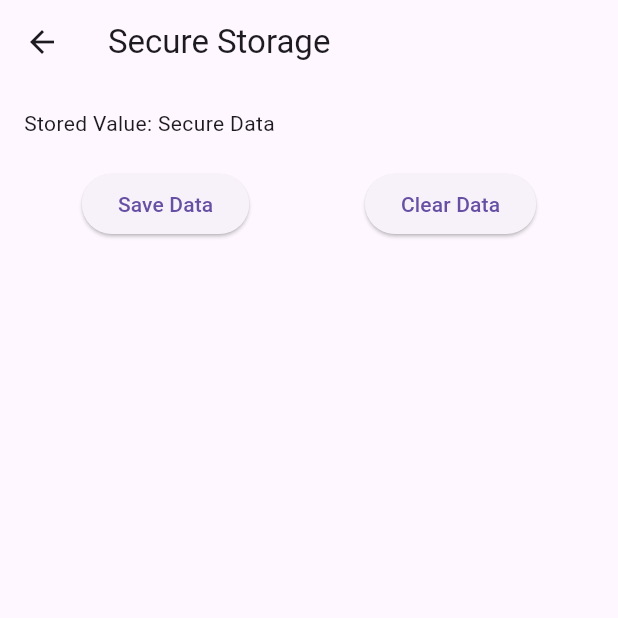
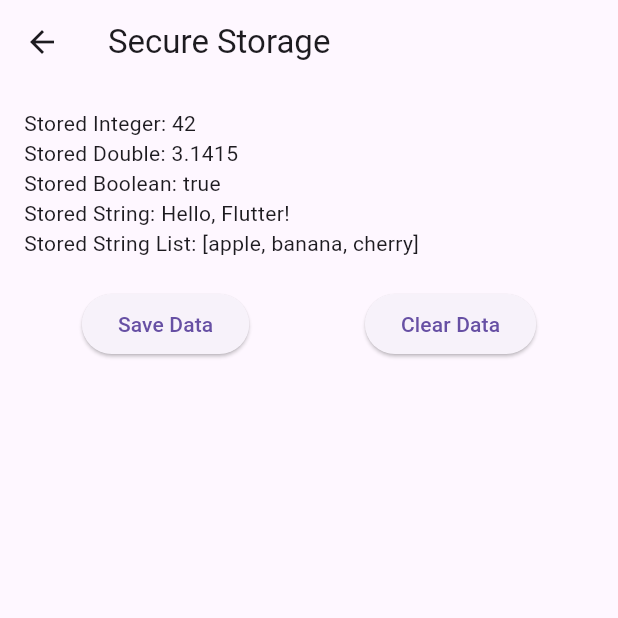
Before and after one commit to zakariem/Flutter-Local-Stoarge, a Flutter app: the SecureStoragePage screen opened directly, after a tap on "Save Data", on a phone screen of 412 x 824 dp, the top half of it. Run offline on Flutter 3.47's test engine with Material 3 defaults, Android fonts, the phone set to English and light mode, and no system bars; our stand-ins replace flutter_secure_storage, shared_preferences; accounts and stored records are empty.

Commit message:
Add support for multiple data types in secure storage
Extend the SecureStorageService to handle and retrieve various data types including integers, doubles, booleans, strings, and lists of strings. Update the SecureStoragePage to display and manage these new data types. This enhancement allows for more flexible and comprehensive storage options within the secure storage service.

```diff
--- a/shared_pref/lib/pages/secure_storage_page.dart
+++ b/shared_pref/lib/pages/secure_storage_page.dart
@@ -9,17 +9,43 @@ class SecureStoragePage extends StatefulWidget {
 }
 
 class SecureStoragePageState extends State<SecureStoragePage> {
-  String storedValue = '';
+  int storedInt = 0;
+  double storedDouble = 0.0;
+  bool storedBool = false;
+  String storedString = '';
+  List<String> storedStringList = [];
 
-  Future<void> _saveSecureData() async {
-    await SecureStorageService.saveSecureData('secureKey', 'Secure Data');
+  @override
+  void initState() {
+    super.initState();
     _loadSecureData();
   }
 
+  Future<void> _saveSecureData() async {
+    await SecureStorageService.saveInt('storedInt', 42);
+    await SecureStorageService.saveDouble('storedDouble', 3.1415);
+    await SecureStorageService.saveBool('storedBool', true);
+    await SecureStorageService.saveSecureData(
+        'storedString', 'Hello, Flutter!');
+    await SecureStorageService.saveStringList(
+        'storedStringList', ['apple', 'banana', 'cherry']);
+    await _loadSecureData();
+  }
+
   Future<void> _loadSecureData() async {
-    final value = await SecureStorageService.getSecureData('secureKey');
+    final intVal = await SecureStorageService.getInt('storedInt');
+    final doubleVal = await SecureStorageService.getDouble('storedDouble');
+    final boolVal = await SecureStorageService.getBool('storedBool');
+    final stringVal = await SecureStorageService.getSecureData('storedString');
+    final stringListVal =
+        await SecureStorageService.getStringList('storedStringList');
+
     setState(() {
-      storedValue = value ?? '';
+      storedInt = intVal ?? 0;
+      storedDouble = doubleVal ?? 0.0;
+      storedBool = boolVal ?? false;
+      storedString = stringVal ?? '';
+      storedStringList = stringListVal;
     });
   }
 
@@ -37,7 +63,11 @@ class SecureStoragePageState extends State<SecureStoragePage> {
         child: Column(
           crossAxisAlignment: CrossAxisAlignment.start,
           children: [
-            Text('Stored Value: $storedValue'),
+            Text('Stored Integer: $storedInt'),
+            Text('Stored Double: $storedDouble'),
+            Text('Stored Boolean: $storedBool'),
+            Text('Stored String: $storedString'),
+            Text('Stored String List: $storedStringList'),
             const SizedBox(height: 20),
             Row(
               mainAxisAlignment: MainAxisAlignment.spaceAround,
--- a/shared_pref/lib/services/secure_storage_service.dart
+++ b/shared_pref/lib/services/secure_storage_service.dart
@@ -11,8 +11,40 @@ class SecureStorageService {
     return await _storage.read(key: key);
   }
 
-  static Future<void> deleteSecureData(String key) async {
-    await _storage.delete(key: key);
+  static Future<void> saveInt(String key, int value) async {
+    await _storage.write(key: key, value: value.toString());
+  }
+
+  static Future<int?> getInt(String key) async {
+    final value = await _storage.read(key: key);
+    return value != null ? int.tryParse(value) : null;
+  }
+
+  static Future<void> saveDouble(String key, double value) async {
+    await _storage.write(key: key, value: value.toString());
+  }
+
+  static Future<double?> getDouble(String key) async {
+    final value = await _storage.read(key: key);
+    return value != null ? double.tryParse(value) : null;
+  }
+
+  static Future<void> saveBool(String key, bool value) async {
+    await _storage.write(key: key, value: value.toString());
+  }
+
+  static Future<bool?> getBool(String key) async {
+    final value = await _storage.read(key: key);
+    return value == 'true';
+  }
+
+  static Future<void> saveStringList(String key, List<String> value) async {
+    await _storage.write(key: key, value: value.join(','));
+  }
+
+  static Future<List<String>> getStringList(String key) async {
+    final value = await _storage.read(key: key);
+    return value != null ? value.split(',') : [];
   }
 
   static Future<void> clearSecureData() async {
```
